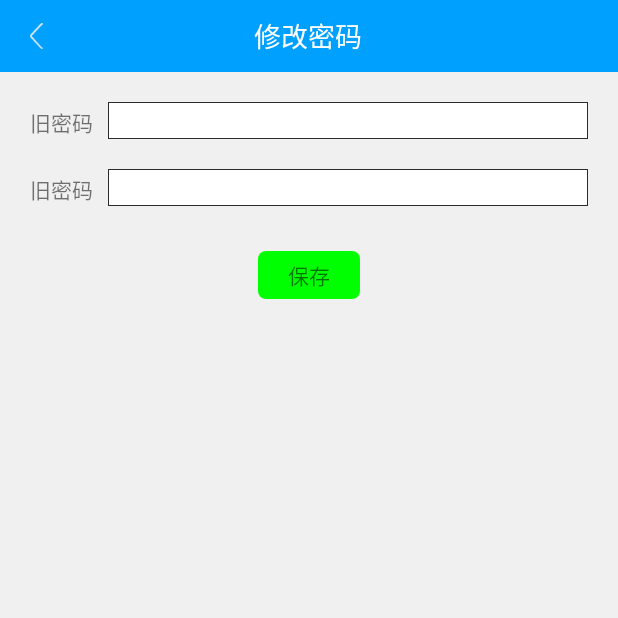
After one commit to zwmmenghuan123/MaxPhihome, an Android app: the ModifyPasswordActivity screen opened directly, with no data from a screen before it, on a phone screen of 412 x 824 dp, the top half of it. The commit adds this screen. Run offline under Robolectric (Android 15) with nearby library versions, the phone set to English and light mode, and no system bars; our stand-ins replace ButterKnife; libraries missing offline, so code that uses them is left out: com.alibaba.fastjson.

Commit message:
集成修改密码接口

```diff
--- a/app/src/main/AndroidManifest.xml
+++ b/app/src/main/AndroidManifest.xml
@@ -56,6 +56,7 @@
         <activity android:name=".activity.CropImageActivity" />
         <activity android:name=".activity.GetPhotoActivity" />
         <activity android:name=".activity.ChangeNicknameActivity" />
+        <activity android:name=".activity.ModifyPasswordActivity"/>
 
 
         <receiver
--- /dev/null
+++ b/app/src/main/java/com/phicomm/phihome/activity/ModifyPasswordActivity.java
@@ -0,0 +1,72 @@
+package com.phicomm.phihome.activity;
+
+import android.os.Bundle;
+import android.text.TextUtils;
+import android.widget.EditText;
+import android.widget.TextView;
+
+import com.phicomm.phihome.R;
+import com.phicomm.phihome.bean.FxResponse;
+import com.phicomm.phihome.presenter.UserInfoPresenter;
+import com.phicomm.phihome.presenter.viewback.UserInfoView;
+import com.phicomm.phihome.utils.ToastUtil;
+
+import butterknife.BindView;
+import butterknife.OnClick;
+
+/**
+ * 修改密码界面
+ * Created by xiaolei.yang on 2017/7/24.
+ */
+
+public class ModifyPasswordActivity extends BaseActivity {
+    @BindView(R.id.tv_title)
+    TextView mTvTitle;
+    @BindView(R.id.et_old_password)
+    EditText mEtOldPassword;
+    @BindView(R.id.et_new_password)
+    EditText mEtNewPassword;
+
+    UserInfoPresenter mUserInfoPresenter;
+
+    @Override
+    public void initLayout(Bundle savedInstanceState) {
+        setContentView(R.layout.activity_modify_password);
+    }
+
+    @Override
+    public void afterInitView() {
+        mTvTitle.setText(R.string.modify_password);
+        mUserInfoPresenter = new UserInfoPresenter(new UserInfoView() {
+            @Override
+            public void modifyPasswordSuccess(FxResponse fxResponse) {
+                finish();
+            }
+
+            @Override
+            public void modifyPasswordError(String code, String msg) {
+                ToastUtil.show(ModifyPasswordActivity.this, TextUtils.isEmpty(msg) ? "修改密码失败" : msg);
+            }
+        });
+
+    }
+
+    @OnClick(R.id.tv_save)
+    public void tv_save() {
+        if (TextUtils.isEmpty(mEtOldPassword.getText()) || TextUtils.isEmpty(mEtOldPassword.getText().toString())) {
+            ToastUtil.show(ModifyPasswordActivity.this, "请输入旧密码");
+            return;
+        }
+        if (TextUtils.isEmpty(mEtNewPassword.getText()) || TextUtils.isEmpty(mEtNewPassword.getText().toString())) {
+            ToastUtil.show(ModifyPasswordActivity.this, "请输入新密码");
+            return;
+        }
+        if (mEtNewPassword.getText().toString().length() < 6 || mEtNewPassword.getText().toString().length() > 20) {
+            ToastUtil.show(ModifyPasswordActivity.this, "请输入0~20位的新密码");
+            return;
+        }
+
+        mUserInfoPresenter.password(mEtOldPassword.getText().toString(), mEtNewPassword.getText().toString());
+    }
+
+}
--- a/app/src/main/java/com/phicomm/phihome/activity/PersonalInformationActivity.java
+++ b/app/src/main/java/com/phicomm/phihome/activity/PersonalInformationActivity.java
@@ -164,6 +164,12 @@ public class PersonalInformationActivity extends BaseActivity implements GetPhot
         startActivity(intent);
     }
 
+    @OnClick(R.id.tv_modify_password)
+    public void tv_modify_password() {
+        Intent intent = new Intent(this, ModifyPasswordActivity.class);
+        startActivity(intent);
+    }
+
     @OnClick(R.id.btn_exit)
     public void btn_exit() {
         new AlertDialog.Builder(this).setMessage("退出后将无法控制设备，无法接收消息提醒，确定要退出吗？")
--- a/app/src/main/java/com/phicomm/phihome/constants/UrlConfig.java
+++ b/app/src/main/java/com/phicomm/phihome/constants/UrlConfig.java
@@ -31,6 +31,7 @@ public interface UrlConfig {
         String AVATAR_URL = URL_HOST + "/pic/avatarUrl"; //获取头像url
         String ACCOUNT_DETAIL = URL_HOST + "/v1/accountDetail"; //获取用户云账户公共信息
         String PROPERTY = URL_HOST + "/v1/property"; //修改用户云账户公共信息
+        String PASSWORD = URL_HOST +"/v1/password"; //修改密码
     }
 
     interface SoftApInfoUrl {
--- a/app/src/main/java/com/phicomm/phihome/model/UserInfoModel.java
+++ b/app/src/main/java/com/phicomm/phihome/model/UserInfoModel.java
@@ -63,5 +63,20 @@ public class UserInfoModel {
                 .run(null, callback);
     }
 
+    /**
+     * 修改密码
+     *
+     * @param oldPassword 旧密码（用户明文密码的MD5值）
+     * @param newPassword 新密码（用户明文密码的MD5值）
+     * @param callback
+     */
+    public void password(String oldPassword, String newPassword, BaseCallback callback) {
+        OkHttpUtil.post(UrlConfig.CloudAccountUrl.PASSWORD)
+                .addHeader("Authorization", AccountManager.getInstance().getToken())
+                .addParams("newpassword", newPassword)
+                .addParams("oldpassword", oldPassword)
+                .run(null, callback);
+    }
+
 
 }
--- a/app/src/main/java/com/phicomm/phihome/presenter/UserInfoPresenter.java
+++ b/app/src/main/java/com/phicomm/phihome/presenter/UserInfoPresenter.java
@@ -8,6 +8,7 @@ import com.phicomm.phihome.bean.UploadBaseBean;
 import com.phicomm.phihome.model.UserInfoModel;
 import com.phicomm.phihome.net.callback.BeanCallback;
 import com.phicomm.phihome.presenter.viewback.UserInfoView;
+import com.phicomm.phihome.utils.EntryUtils;
 
 /**
  * 用户信息
@@ -104,5 +105,23 @@ public class UserInfoPresenter {
         });
     }
 
+    public void password(String oldPassword, String newPassword) {
+        mUserInfoModel.password(EntryUtils.getMd5(oldPassword), EntryUtils.getMd5(newPassword), new BeanCallback<FxResponse>() {
+            @Override
+            public void onSuccess(FxResponse fxResponse) {
+                if (mUserInfoView != null) {
+                    mUserInfoView.modifyPasswordSuccess(fxResponse);
+                }
+            }
+
+            @Override
+            public void onError(String code, String msg) {
+                if (mUserInfoView != null) {
+                    mUserInfoView.modifyPasswordError(code, msg);
+                }
+            }
+        });
+    }
+
 
 }
--- a/app/src/main/java/com/phicomm/phihome/presenter/viewback/UserInfoView.java
+++ b/app/src/main/java/com/phicomm/phihome/presenter/viewback/UserInfoView.java
@@ -1,6 +1,7 @@
 package com.phicomm.phihome.presenter.viewback;
 
 import com.phicomm.phihome.bean.AccountDetailsBean;
+import com.phicomm.phihome.bean.FxResponse;
 import com.phicomm.phihome.bean.UploadBaseBean;
 
 /**
@@ -41,4 +42,12 @@ public class UserInfoView {
 
     }
 
+    public void modifyPasswordSuccess(FxResponse fxResponse) {
+//        {"token_status":"0","error":"0"}
+    }
+
+    public void modifyPasswordError(String code, String msg) {
+
+    }
+
 }
--- /dev/null
+++ b/app/src/main/res/layout/activity_modify_password.xml
@@ -0,0 +1,76 @@
+<?xml version="1.0" encoding="utf-8"?>
+<LinearLayout xmlns:android="http://schemas.android.com/apk/res/android"
+    android:layout_width="match_parent"
+    android:layout_height="match_parent"
+    android:orientation="vertical">
+
+    <include layout="@layout/include_common_header" />
+
+    <LinearLayout
+        android:layout_width="match_parent"
+        android:layout_height="wrap_content"
+        android:layout_marginTop="20dp"
+        android:orientation="horizontal"
+        android:paddingEnd="20dp"
+        android:paddingLeft="20dp"
+        android:paddingRight="20dp"
+        android:paddingStart="20dp">
+
+        <TextView
+            android:layout_width="wrap_content"
+            android:layout_height="wrap_content"
+            android:text="@string/old_password" />
+
+        <EditText
+            android:id="@+id/et_old_password"
+            android:layout_width="match_parent"
+            android:layout_height="wrap_content"
+            android:layout_marginLeft="10dp"
+            android:layout_marginStart="10dp"
+            android:background="@drawable/black_border"
+            android:inputType="textPassword"
+            android:maxLength="20" />
+    </LinearLayout>
+
+    <LinearLayout
+        android:layout_width="match_parent"
+        android:layout_height="wrap_content"
+        android:layout_marginTop="20dp"
+        android:orientation="horizontal"
+        android:paddingEnd="20dp"
+        android:paddingLeft="20dp"
+        android:paddingRight="20dp"
+        android:paddingStart="20dp">
+
+        <TextView
+            android:layout_width="wrap_content"
+            android:layout_height="wrap_content"
+            android:text="@string/old_password" />
+
+        <EditText
+            android:id="@+id/et_new_password"
+            android:layout_width="match_parent"
+            android:layout_height="wrap_content"
+            android:layout_marginLeft="10dp"
+            android:layout_marginStart="10dp"
+            android:background="@drawable/black_border"
+            android:inputType="textPassword"
+            android:maxLength="20" />
+    </LinearLayout>
+
+    <TextView
+        android:id="@+id/tv_save"
+        android:layout_width="wrap_content"
+        android:layout_height="wrap_content"
+        android:layout_gravity="center_horizontal"
+        android:layout_marginTop="30dp"
+        android:background="@drawable/shape_green"
+        android:paddingBottom="5dp"
+        android:paddingEnd="20dp"
+        android:paddingLeft="20dp"
+        android:paddingRight="20dp"
+        android:paddingStart="20dp"
+        android:paddingTop="5dp"
+        android:text="@string/save" />
+
+</LinearLayout>
--- a/app/src/main/res/layout/activity_personal_information.xml
+++ b/app/src/main/res/layout/activity_personal_information.xml
@@ -110,6 +110,7 @@
     </RelativeLayout>
 
     <TextView
+        android:id="@+id/tv_modify_password"
         android:layout_width="match_parent"
         android:layout_height="wrap_content"
         android:drawableEnd="@drawable/icon_indicator"
--- a/app/src/main/res/values/strings.xml
+++ b/app/src/main/res/values/strings.xml
@@ -92,4 +92,6 @@
     <string name="cancel">取消</string>
     <string name="crop">裁剪</string>
 
+    <string name="old_password">旧密码</string>
+    <string name="new_password">新密码</string>
 </resources>
```
